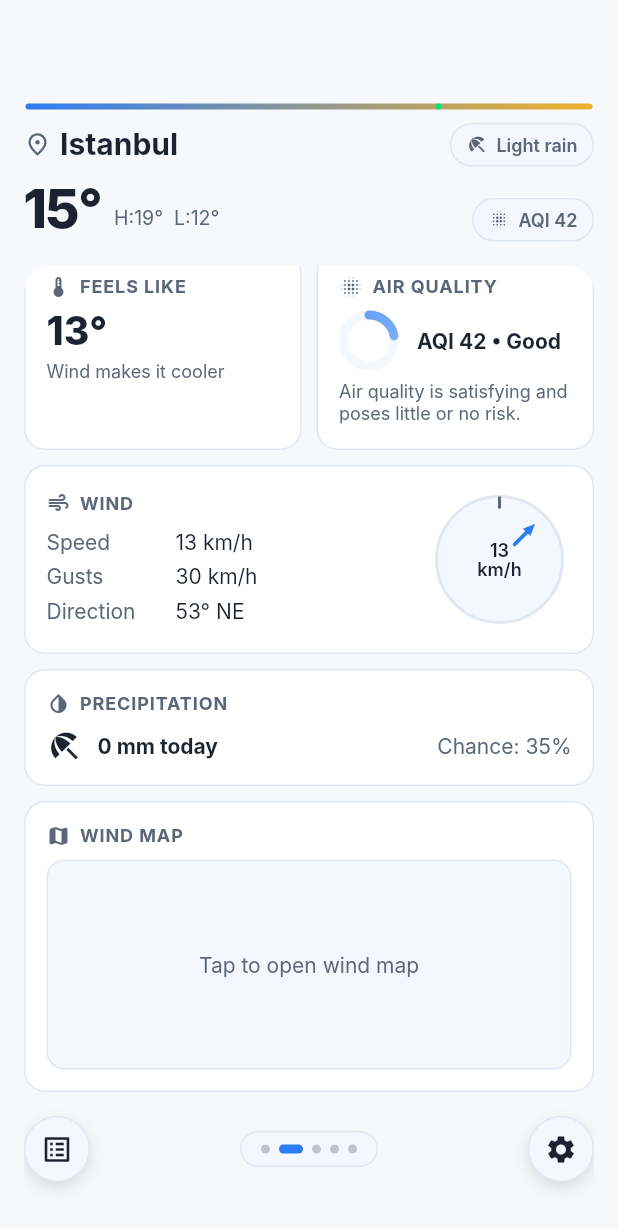
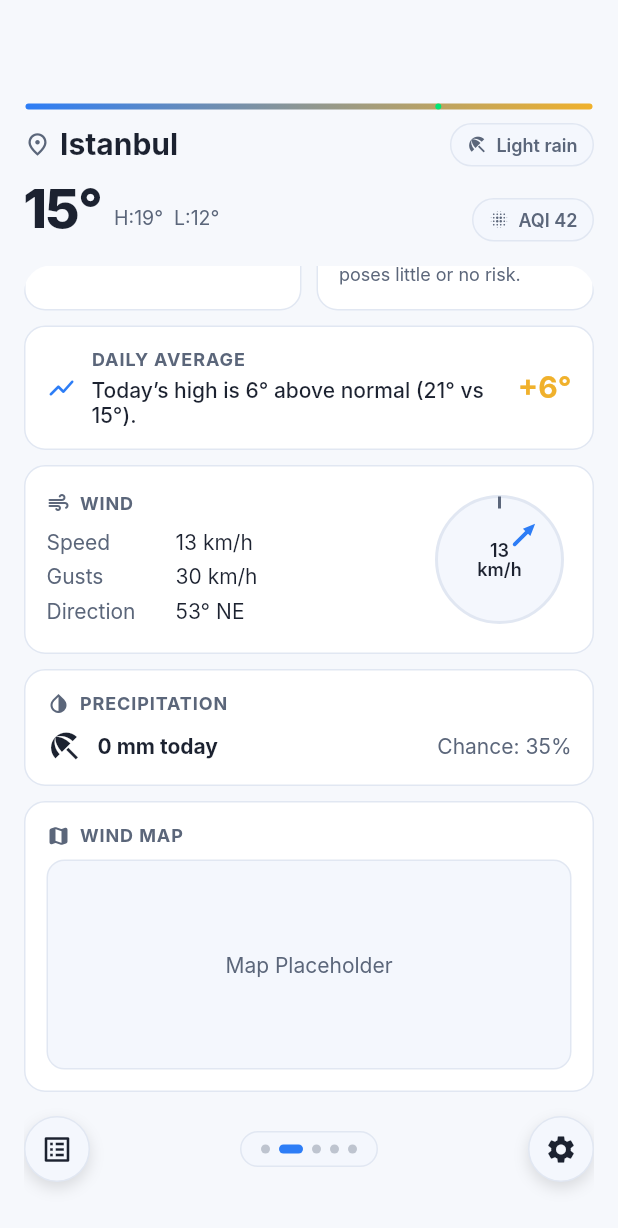
Before and after one commit to Alpegeb/UMBRELLA, a Flutter app: the screen it shows after launch, scrolled down 576 dp, on a phone screen of 412 x 824 dp. Shown: the top 1228 px of the screen. Run offline on Flutter 3.47's test engine with Material 3 defaults, Android fonts, the phone set to English and light mode, and no system bars; Roboto replaces fonts that are missing (Inter).

Commit message:
merge:main_screen and insights_screen.dart and location_screen.dart

```diff
--- a/lib/presentation/screens/main_screen/main_screen.dart
+++ b/lib/presentation/screens/main_screen/main_screen.dart
@@ -3,10 +3,12 @@ import 'dart:ui' show lerpDouble;
 
 import 'package:flutter/material.dart';
 import '../../../core/app_theme.dart';
+import '../../../router/app_router.dart' show ThemePref;
 import '../settings_screen/settings_screen.dart';
+import '../location_screen/location_screen.dart';
+import '../insights_screen/insights_screen.dart';
 import '../averages_screen/averages_screen.dart';
 import '../windmap_screen/windmap_screen.dart';
-import '../../../router/app_router.dart' show ThemePref;
 
 class MainScreen extends StatelessWidget {
   const MainScreen({
@@ -98,7 +100,17 @@ class _MainScreenBodyState extends State<MainScreenBody> {
         padding: const EdgeInsets.fromLTRB(16, 36, 16, 16),
         child: Column(
           children: [
-            _UmbrellaIndexLine(theme: theme, index: 7.3, t: _t),
+            GestureDetector(
+              onTap: () {
+                Navigator.push(
+                  context,
+                  MaterialPageRoute(
+                    builder: (_) => InsightsScreen(theme: theme),
+                  ),
+                );
+              },
+              child: _UmbrellaIndexLine(theme: theme, index: 7.3, t: _t),
+            ),
             const SizedBox(height: 10),
             Transform.translate(
               offset: Offset(0, tempDy),
@@ -120,8 +132,6 @@ class _MainScreenBodyState extends State<MainScreenBody> {
                         _HourlyRail(theme: theme),
                         const SizedBox(height: 10),
                         _FiveDayCard(theme: theme),
-                        const SizedBox(height: 10),
-                        _AverageDataCard(theme: theme),
                         const SizedBox(height: 10),
                         Row(
                           crossAxisAlignment: CrossAxisAlignment.start,
@@ -150,11 +160,35 @@ class _MainScreenBodyState extends State<MainScreenBody> {
                           ],
                         ),
                         const SizedBox(height: 10),
+                        GestureDetector(
+                          onTap: () {
+                            Navigator.push(
+                              context,
+                              MaterialPageRoute(
+                                builder: (_) =>
+                                    AveragesScreen(appTheme: theme),
+                              ),
+                            );
+                          },
+                          child: _AveragesPreview(theme: theme),
+                        ),
+                        const SizedBox(height: 10),
                         _WindCompact(theme: theme),
                         const SizedBox(height: 10),
                         _PrecipTile(theme: theme),
                         const SizedBox(height: 10),
-                        _WindMapCard(theme: theme),
+                        GestureDetector(
+                          onTap: () {
+                            Navigator.push(
+                              context,
+                              MaterialPageRoute(
+                                builder: (_) =>
+                                    WindMapScreen(appTheme: theme),
+                              ),
+                            );
+                          },
+                          child: _WindMapCard(theme: theme),
+                        ),
                         const SizedBox(height: 16),
                         _BottomActions(theme: theme),
                       ],
@@ -220,7 +254,7 @@ class _UmbrellaIndexLine extends StatelessWidget {
               ignoring: t > 0.98,
               child: Row(
                 children: [
-                  const Icon(Icons.umbrella_outlined, color: kIndicatorColor),
+                  Icon(Icons.umbrella_outlined, color: kIndicatorColor),
                   const SizedBox(width: 8),
                   Text(
                     "Umbrella Index",
@@ -614,65 +648,6 @@ class _DayRow extends StatelessWidget {
   }
 }
 
-class _AverageDataCard extends StatelessWidget {
-  const _AverageDataCard({required this.theme});
-  final AppTheme theme;
-
-  @override
-  Widget build(BuildContext context) {
-    return GestureDetector(
-      onTap: () {
-        Navigator.push(
-          context,
-          MaterialPageRoute(
-            builder: (_) => AveragesScreen(appTheme: theme),
-          ),
-        );
-      },
-      child: Container(
-        decoration: BoxDecoration(
-          color: theme.card,
-          borderRadius: BorderRadius.circular(14),
-          border: Border.all(color: theme.border),
-        ),
-        padding: const EdgeInsets.all(14),
-        child: Row(
-          children: [
-            Expanded(
-              child: Column(
-                crossAxisAlignment: CrossAxisAlignment.start,
-                children: [
-                  _SectionLabel(
-                    theme: theme,
-                    icon: Icons.thermostat,
-                    title: "TODAY VS AVERAGE",
-                  ),
-                  const SizedBox(height: 6),
-                  Text(
-                    "21°",
-                    style: TextStyle(
-                      color: theme.text,
-                      fontSize: 26,
-                      fontWeight: FontWeight.w800,
-                    ),
-                  ),
-                  const SizedBox(height: 4),
-                  Text(
-                    "Seasonal average: 15°",
-                    style: TextStyle(color: theme.sub, fontSize: 12),
-                  ),
-                ],
-              ),
-            ),
-            const SizedBox(width: 12),
-            Icon(Icons.chevron_right, color: theme.sub),
-          ],
-        ),
-      ),
-    );
-  }
-}
-
 class _MetricCard extends StatelessWidget {
   const _MetricCard({
     required this.theme,
@@ -820,6 +795,63 @@ class _RingGauge extends CustomPainter {
       oldDelegate.percent != percent || oldDelegate.theme != theme;
 }
 
+class _AveragesPreview extends StatelessWidget {
+  const _AveragesPreview({required this.theme});
+  final AppTheme theme;
+
+  @override
+  Widget build(BuildContext context) {
+    return Container(
+      padding: const EdgeInsets.all(14),
+      decoration: BoxDecoration(
+        color: theme.card,
+        borderRadius: BorderRadius.circular(14),
+        border: Border.all(color: theme.border),
+      ),
+      child: Row(
+        children: [
+          Icon(Icons.show_chart_rounded, color: theme.accent, size: 20),
+          const SizedBox(width: 10),
+          Expanded(
+            child: Column(
+              crossAxisAlignment: CrossAxisAlignment.start,
+              children: [
+                Text(
+                  "DAILY AVERAGE",
+                  style: TextStyle(
+                    color: theme.sub,
+                    fontSize: 12,
+                    fontWeight: FontWeight.w700,
+                    letterSpacing: 0.6,
+                  ),
+                ),
+                const SizedBox(height: 4),
+                Text(
+                  "Today’s high is 6° above normal (21° vs 15°).",
+                  style: TextStyle(
+                    color: theme.text,
+                    fontSize: 14,
+                    fontWeight: FontWeight.w500,
+                  ),
+                ),
+              ],
+            ),
+          ),
+          const SizedBox(width: 8),
+          Text(
+            "+6°",
+            style: TextStyle(
+              color: theme.sunny,
+              fontSize: 20,
+              fontWeight: FontWeight.w700,
+            ),
+          ),
+        ],
+      ),
+    );
+  }
+}
+
 class _WindCompact extends StatelessWidget {
   const _WindCompact({required this.theme});
   final AppTheme theme;
@@ -853,7 +885,11 @@ class _WindMeta extends StatelessWidget {
     return Column(
       crossAxisAlignment: CrossAxisAlignment.start,
       children: [
-        _SectionLabel(theme: theme, icon: Icons.air_rounded, title: "WIND"),
+        _SectionLabel(
+          theme: theme,
+          icon: Icons.air_rounded,
+          title: "WIND",
+        ),
         const SizedBox(height: 6),
         _KeyRow(theme: theme, k: "Speed", v: "13 km/h"),
         _KeyRow(theme: theme, k: "Gusts", v: "30 km/h"),
@@ -936,10 +972,7 @@ class _CompassPainter extends CustomPainter {
       ..color = theme.sub
       ..strokeWidth = 2;
     canvas.drawLine(
-      Offset(c.dx, c.dy - r),
-      Offset(c.dx, c.dy - r + 8),
-      tick,
-    );
+        Offset(c.dx, c.dy - r), Offset(c.dx, c.dy - r + 8), tick);
 
     final double angle = -45 * math.pi / 180;
     final double ux = math.cos(angle);
@@ -1007,10 +1040,7 @@ class _PrecipTile extends StatelessWidget {
         crossAxisAlignment: CrossAxisAlignment.start,
         children: [
           _SectionLabel(
-            theme: theme,
-            icon: Icons.invert_colors,
-            title: "PRECIPITATION",
-          ),
+              theme: theme, icon: Icons.invert_colors, title: "PRECIPITATION"),
           const SizedBox(height: 8),
           Row(
             children: [
@@ -1042,16 +1072,7 @@ class _WindMapCard extends StatelessWidget {
 
   @override
   Widget build(BuildContext context) {
-    return GestureDetector(
-      onTap: () {
-        Navigator.push(
-          context,
-          MaterialPageRoute(
-            builder: (_) => WindMapScreen(appTheme: theme),
-          ),
-        );
-      },
-      child: Container(
+    return Container(
       decoration: BoxDecoration(
         color: theme.card,
         borderRadius: BorderRadius.circular(14),
@@ -1062,10 +1083,7 @@ class _WindMapCard extends StatelessWidget {
         crossAxisAlignment: CrossAxisAlignment.start,
         children: [
           _SectionLabel(
-              theme: theme,
-              icon: Icons.map_rounded,
-              title: "WIND MAP",
-            ),
+              theme: theme, icon: Icons.map_rounded, title: "WIND MAP"),
           const SizedBox(height: 8),
           Container(
             height: 140,
@@ -1076,12 +1094,11 @@ class _WindMapCard extends StatelessWidget {
             ),
             alignment: Alignment.center,
             child: Text(
-                "Tap to open wind map",
+              "Map Placeholder",
               style: TextStyle(color: theme.sub),
             ),
           ),
         ],
-        ),
       ),
     );
   }
@@ -1102,8 +1119,15 @@ class _BottomActions extends StatelessWidget {
         _RoundAction(
           theme: theme,
           icon: Icons.list_alt,
-          tooltip: "List",
-          onTap: () {},
+          tooltip: "Locations",
+          onTap: () {
+            Navigator.push(
+              context,
+              MaterialPageRoute(
+                builder: (_) => LocationScreen(theme: theme),
+              ),
+            );
+          },
         ),
         const Spacer(),
         _PagerDots(theme: theme, count: 5, active: 1),
@@ -1174,7 +1198,11 @@ class _RoundAction extends StatelessWidget {
 }
 
 class _PagerDots extends StatelessWidget {
-  const _PagerDots({required this.theme, required this.count, required this.active});
+  const _PagerDots({
+    required this.theme,
+    required this.count,
+    required this.active,
+  });
   final AppTheme theme;
   final int count;
   final int active;
@@ -1247,10 +1275,7 @@ class _NoGlowScroll extends ScrollBehavior {
 
   @override
   Widget buildOverscrollIndicator(
-      BuildContext context,
-      Widget child,
-      ScrollableDetails details,
-      ) {
+      BuildContext context, Widget child, ScrollableDetails details) {
     return child;
   }
 }
```
Also changed, not shown: lib/presentation/screens/insights_screen/insights_screen.dart (+60 -13 lines), lib/presentation/screens/location_screen/location_screen.dart (+62 -19 lines), lib/presentation/placeholder.dart (deleted). Lines whose indentation alone changed are shown as unchanged.
